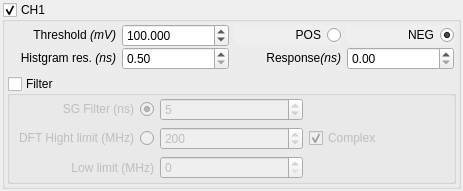
Old version of the form src/libs/adwidgets/findslopeform.ui in the repository qtplatz/qtplatz.
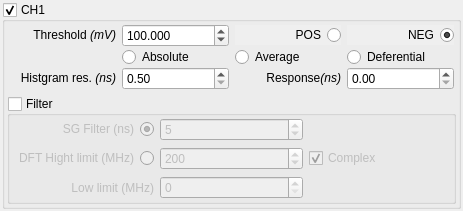
New version of the form.

```diff
--- a/src/libs/adwidgets/findslopeform.ui
+++ b/src/libs/adwidgets/findslopeform.ui
@@ -7,7 +7,7 @@
     <x>0</x>
     <y>0</y>
     <width>463</width>
-    <height>188</height>
+    <height>199</height>
    </rect>
   </property>
   <property name="windowTitle">
@@ -74,45 +74,9 @@
             <property name="verticalSpacing">
              <number>0</number>
             </property>
-            <item row="1" column="3">
+            <item row="2" column="3">
              <widget class="QDoubleSpinBox" name="doubleSpinBox_resp"/>
             </item>
-            <item row="1" column="1">
-             <widget class="QDoubleSpinBox" name="doubleSpinBox_resolution">
-              <property name="minimum">
-               <double>0.500000000000000</double>
-              </property>
-              <property name="maximum">
-               <double>50.000000000000000</double>
-              </property>
-              <property name="singleStep">
-               <double>0.500000000000000</double>
-              </property>
-             </widget>
-            </item>
-            <item row="1" column="0">
-             <widget class="QLabel" name="label_3">
-              <property name="text">
-               <string>&lt;html&gt;&lt;head/&gt;&lt;body&gt;&lt;p&gt;Histgram res. &lt;span style=&quot; font-style:italic;&quot;&gt;(ns)&lt;/span&gt;&lt;/p&gt;&lt;/body&gt;&lt;/html&gt;</string>
-              </property>
-              <property name="alignment">
-               <set>Qt::AlignRight|Qt::AlignTrailing|Qt::AlignVCenter</set>
-              </property>
-             </widget>
-            </item>
-            <item row="0" column="0">
-             <widget class="QLabel" name="label">
-              <property name="text">
-               <string>Threshold &lt;i&gt;(mV)&lt;/i&gt;</string>
-              </property>
-              <property name="textFormat">
-               <enum>Qt::RichText</enum>
-              </property>
-              <property name="alignment">
-               <set>Qt::AlignRight|Qt::AlignTrailing|Qt::AlignVCenter</set>
-              </property>
-             </widget>
-            </item>
             <item row="0" column="1">
              <widget class="QDoubleSpinBox" name="doubleSpinBox">
               <property name="prefix">
@@ -138,23 +102,13 @@
               </property>
              </widget>
             </item>
-            <item row="0" column="2">
-             <widget class="QRadioButton" name="radioButton_pos">
-              <property name="layoutDirection">
-               <enum>Qt::RightToLeft</enum>
-              </property>
-              <property name="autoFillBackground">
-               <bool>true</bool>
-              </property>
+            <item row="0" column="0">
+             <widget class="QLabel" name="label">
               <property name="text">
-               <string>POS</string>
+               <string>Threshold &lt;i&gt;(mV)&lt;/i&gt;</string>
               </property>
-             </widget>
-            </item>
-            <item row="1" column="2">
-             <widget class="QLabel" name="label_2">
-              <property name="text">
-               <string>&lt;html&gt;&lt;head/&gt;&lt;body&gt;&lt;p&gt;Response&lt;span style=&quot; font-style:italic;&quot;&gt;(ns)&lt;/span&gt;&lt;/p&gt;&lt;/body&gt;&lt;/html&gt;</string>
+              <property name="textFormat">
+               <enum>Qt::RichText</enum>
               </property>
               <property name="alignment">
                <set>Qt::AlignRight|Qt::AlignTrailing|Qt::AlignVCenter</set>
@@ -175,6 +129,88 @@
               <property name="checked">
                <bool>true</bool>
               </property>
+              <attribute name="buttonGroup">
+               <string notr="true">buttonGroup_2</string>
+              </attribute>
+             </widget>
+            </item>
+            <item row="2" column="1">
+             <widget class="QDoubleSpinBox" name="doubleSpinBox_resolution">
+              <property name="minimum">
+               <double>0.500000000000000</double>
+              </property>
+              <property name="maximum">
+               <double>50.000000000000000</double>
+              </property>
+              <property name="singleStep">
+               <double>0.500000000000000</double>
+              </property>
+             </widget>
+            </item>
+            <item row="2" column="2">
+             <widget class="QLabel" name="label_2">
+              <property name="text">
+               <string>&lt;html&gt;&lt;head/&gt;&lt;body&gt;&lt;p&gt;Response&lt;span style=&quot; font-style:italic;&quot;&gt;(ns)&lt;/span&gt;&lt;/p&gt;&lt;/body&gt;&lt;/html&gt;</string>
+              </property>
+              <property name="alignment">
+               <set>Qt::AlignRight|Qt::AlignTrailing|Qt::AlignVCenter</set>
+              </property>
+             </widget>
+            </item>
+            <item row="2" column="0">
+             <widget class="QLabel" name="label_3">
+              <property name="text">
+               <string>&lt;html&gt;&lt;head/&gt;&lt;body&gt;&lt;p&gt;Histgram res. &lt;span style=&quot; font-style:italic;&quot;&gt;(ns)&lt;/span&gt;&lt;/p&gt;&lt;/body&gt;&lt;/html&gt;</string>
+              </property>
+              <property name="alignment">
+               <set>Qt::AlignRight|Qt::AlignTrailing|Qt::AlignVCenter</set>
+              </property>
+             </widget>
+            </item>
+            <item row="0" column="2">
+             <widget class="QRadioButton" name="radioButton_pos">
+              <property name="layoutDirection">
+               <enum>Qt::RightToLeft</enum>
+              </property>
+              <property name="autoFillBackground">
+               <bool>true</bool>
+              </property>
+              <property name="text">
+               <string>POS</string>
+              </property>
+              <attribute name="buttonGroup">
+               <string notr="true">buttonGroup_2</string>
+              </attribute>
+             </widget>
+            </item>
+            <item row="1" column="3">
+             <widget class="QRadioButton" name="radioButton_2">
+              <property name="text">
+               <string>Deferential</string>
+              </property>
+              <attribute name="buttonGroup">
+               <string notr="true">buttonGroup</string>
+              </attribute>
+             </widget>
+            </item>
+            <item row="1" column="1">
+             <widget class="QRadioButton" name="radioButton">
+              <property name="text">
+               <string>Absolute</string>
+              </property>
+              <attribute name="buttonGroup">
+               <string notr="true">buttonGroup</string>
+              </attribute>
+             </widget>
+            </item>
+            <item row="1" column="2">
+             <widget class="QRadioButton" name="radioButton_3">
+              <property name="text">
+               <string>Average</string>
+              </property>
+              <attribute name="buttonGroup">
+               <string notr="true">buttonGroup</string>
+              </attribute>
              </widget>
             </item>
            </layout>
```
Left out of the diff: 4 changed lines with no effect on the pictures.
